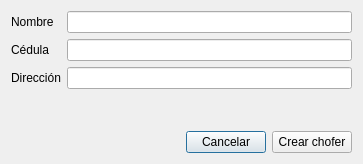
This is romano/ui/new_driver.ui in elshaka/Romano as Qt 5 draws it before an edit. The edited form follows.
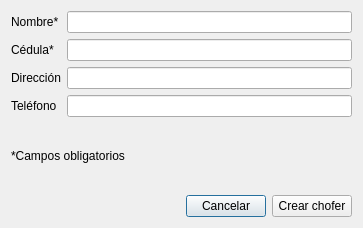
This is the edited form.

Commit message: Implemented create driver in new ticket dialog

What changed in the file:
```diff
--- a/romano/ui/new_driver.ui
+++ b/romano/ui/new_driver.ui
@@ -7,7 +7,7 @@
     <x>0</x>
     <y>0</y>
     <width>363</width>
-    <height>164</height>
+    <height>228</height>
    </rect>
   </property>
   <property name="windowTitle">
@@ -19,7 +19,7 @@
      <item row="0" column="0">
       <widget class="QLabel" name="label">
        <property name="text">
-        <string>Nombre</string>
+        <string>Nombre*</string>
        </property>
       </widget>
      </item>
@@ -29,7 +29,7 @@
      <item row="1" column="0">
       <widget class="QLabel" name="label_2">
        <property name="text">
-        <string>Cédula</string>
+        <string>Cédula*</string>
        </property>
       </widget>
      </item>
@@ -46,8 +46,25 @@
        </property>
       </widget>
      </item>
+     <item row="3" column="0">
+      <widget class="QLabel" name="label_4">
+       <property name="text">
+        <string>Teléfono</string>
+       </property>
+      </widget>
+     </item>
+     <item row="3" column="1">
+      <widget class="QLineEdit" name="telLineEdit"/>
+     </item>
     </layout>
    </item>
+   <item>
+    <widget class="QLabel" name="label_5">
+     <property name="text">
+      <string>*Campos obligatorios</string>
+     </property>
+    </widget>
+   </item>
    <item>
     <layout class="QHBoxLayout" name="horizontalLayout">
      <item>
```
Left out of the diff: 4 changed lines with no effect on the pictures. The commit also changes 7 other files.
